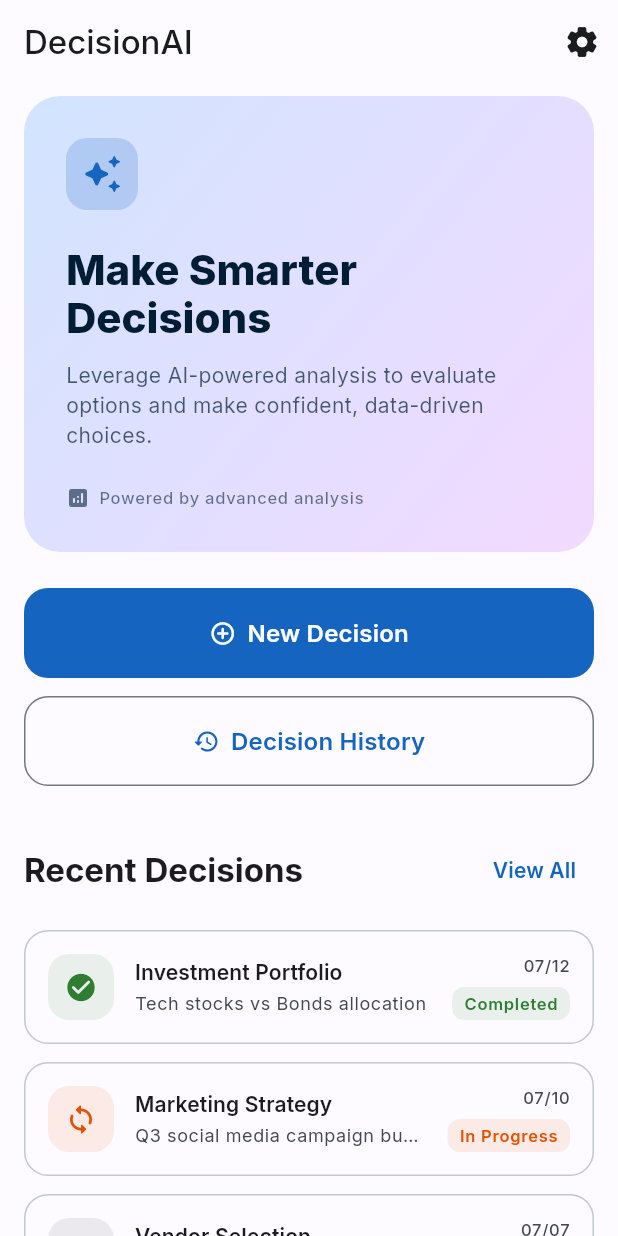
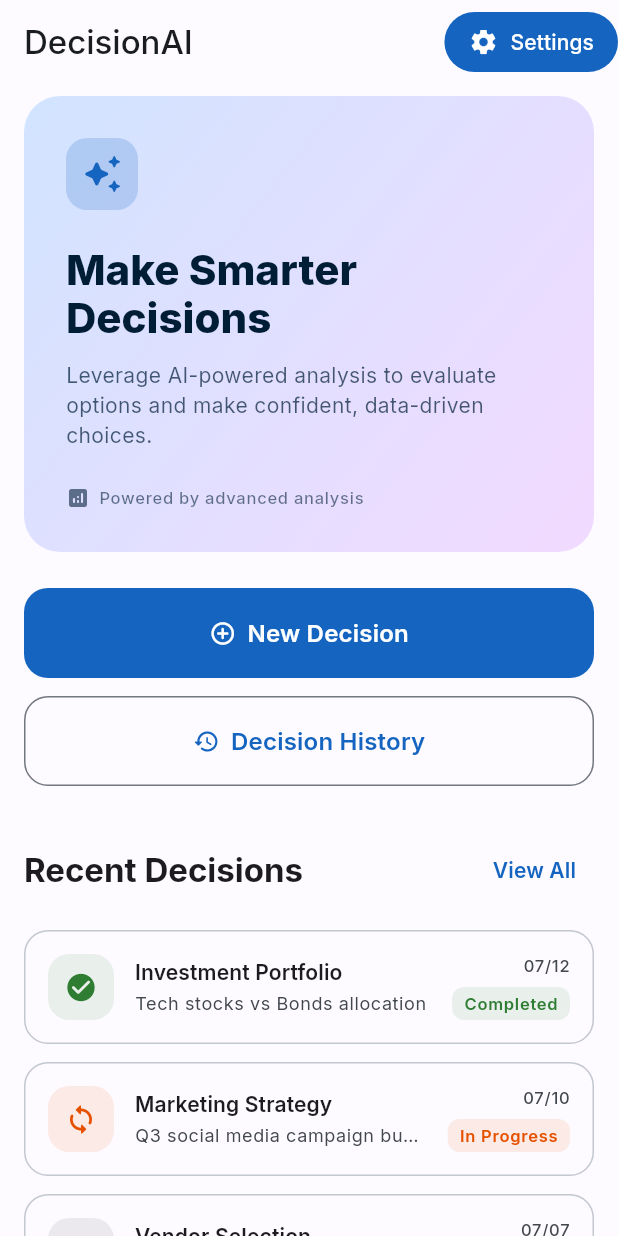
Before and after one commit to ceengiz3/DecisionAI, a Flutter app: the screen it shows after launch, on a phone screen of 412 x 824 dp. Run offline on Flutter 3.47's test engine with Material 3 defaults, Android fonts, the phone set to English and light mode, and no system bars; our stand-ins replace dio, flutter_riverpod, flutter_secure_storage, freezed_annotation, go_router, google_fonts and 1 more; accounts and stored records are empty; generated files the repository leaves out were written again; project files that could hold a hidden picture were left out.

Commit message:
fix: replace IconButton with FilledButton.icon for visible Settings button

```diff
--- a/lib/features/home/presentation/screens/home_screen.dart
+++ b/lib/features/home/presentation/screens/home_screen.dart
@@ -54,9 +54,13 @@ class _HomeScreenState extends State<HomeScreen>
       appBar: AppBar(
         title: const Text('DecisionAI'),
         actions: [
-          IconButton(
-            icon: const Icon(Icons.settings_rounded),
-            onPressed: () => context.push(AppRoutes.settings),
+          FilledButton.icon(
+            style: FilledButton.styleFrom(
+              padding: const EdgeInsets.symmetric(horizontal: 16),
+            ),
+            icon: const Icon(Icons.settings, size: 20),
+            label: const Text('Settings'),
+            onPressed: () => context.go(AppRoutes.settings),
           ),
         ],
       ),
```
Also changed, not shown: 1 other file.
